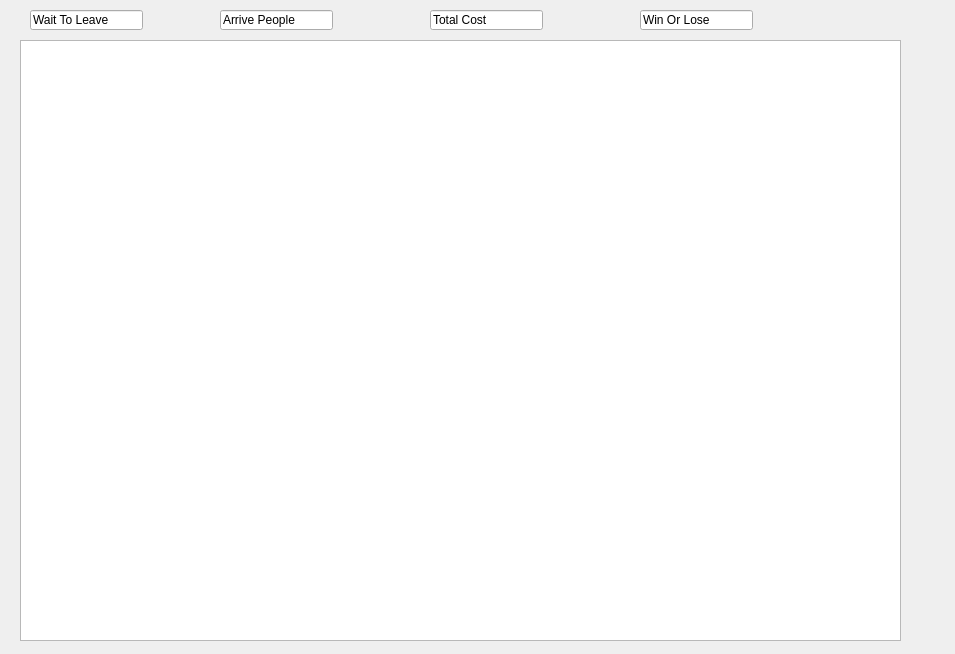
The window that judgewindow.ui (david20571015/AOOP_final) describes before a commit, drawn with Qt 5.
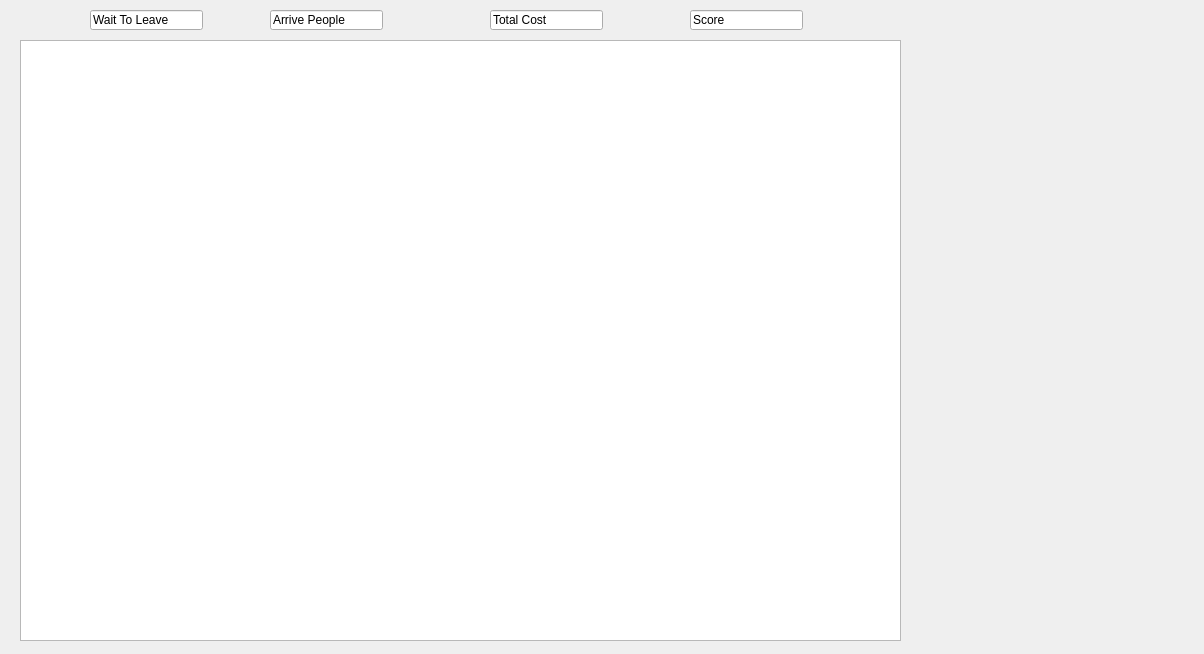
The same window after the commit.

The edit to the form file:
```diff
--- a/judgewindow.ui
+++ b/judgewindow.ui
@@ -6,7 +6,7 @@
    <rect>
     <x>0</x>
     <y>0</y>
-    <width>955</width>
+    <width>1204</width>
     <height>654</height>
    </rect>
   </property>
@@ -31,7 +31,7 @@
   <widget class="QLineEdit" name="lineEdit">
    <property name="geometry">
     <rect>
-     <x>30</x>
+     <x>90</x>
      <y>10</y>
      <width>113</width>
      <height>20</height>
@@ -44,7 +44,7 @@
   <widget class="QLineEdit" name="lineEdit_2">
    <property name="geometry">
     <rect>
-     <x>220</x>
+     <x>270</x>
      <y>10</y>
      <width>113</width>
      <height>20</height>
@@ -57,7 +57,7 @@
   <widget class="QLineEdit" name="lineEdit_3">
    <property name="geometry">
     <rect>
-     <x>430</x>
+     <x>490</x>
      <y>10</y>
      <width>113</width>
      <height>20</height>
@@ -70,14 +70,14 @@
   <widget class="QLineEdit" name="lineEdit_4">
    <property name="geometry">
     <rect>
-     <x>640</x>
+     <x>690</x>
      <y>10</y>
      <width>113</width>
      <height>20</height>
     </rect>
    </property>
    <property name="text">
-    <string>Win Or Lose</string>
+    <string>Score</string>
    </property>
   </widget>
  </widget>
```
